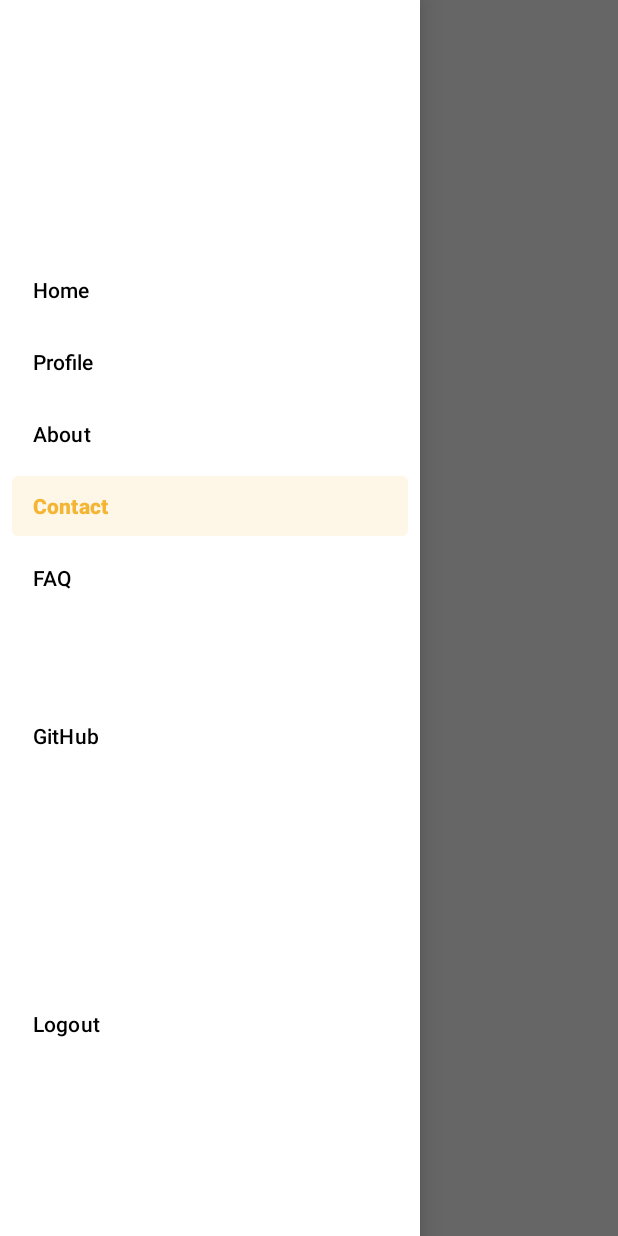
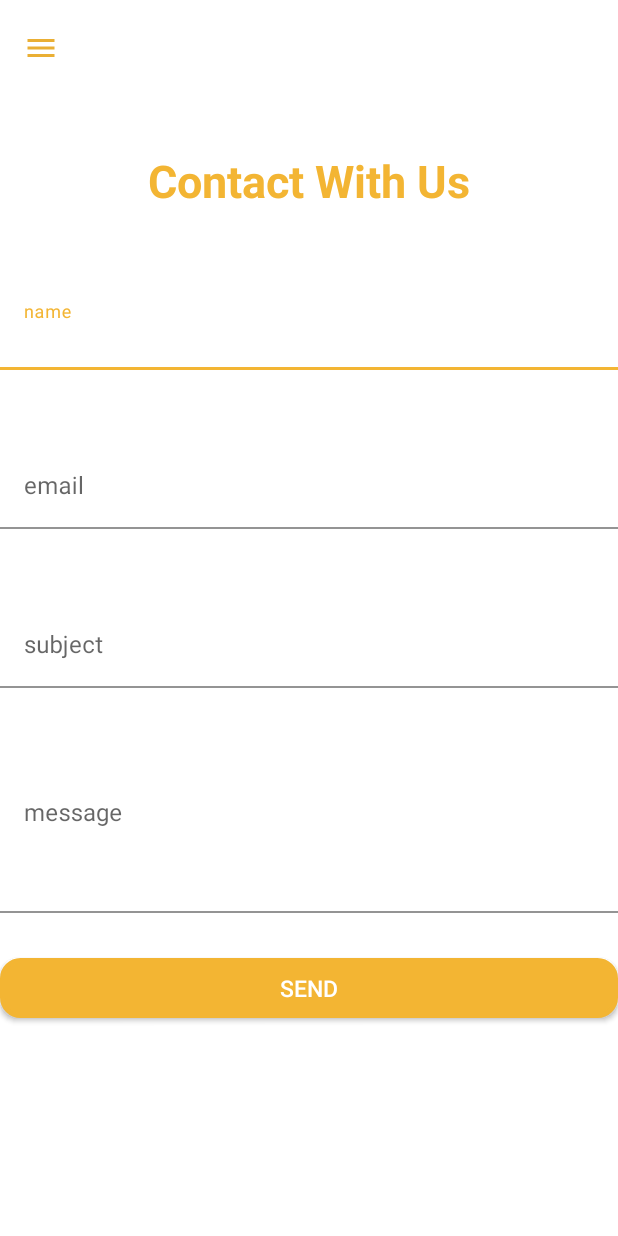
Before and after one commit to Project-Management-SCE/PM2022_TEAM_2, an Android app: the BaseActivity screen opened directly, with no data from a screen before it, in the side drawer, after a tap on "Contact", on a phone screen of 412 x 824 dp. Run offline under Robolectric (Android 15) with nearby library versions, the phone set to English and light mode, and no system bars; our stand-ins replace Firebase (no records; nobody signed in at launch, a user with empty details on screens opened directly).

Commit message:
BSPM2022T2-39+
BSPM2022T2-39:
Contact page creating
Layout
First functionality

BSPM2022T2-47:
adding emoji to name tag in menu and profile name

```diff
--- a/app/build.gradle
+++ b/app/build.gradle
@@ -90,6 +90,7 @@ dependencies {
         }
     }
 
+
     implementation 'androidx.appcompat:appcompat:1.4.1'
     implementation 'com.google.android.material:material:1.5.0'
     implementation 'androidx.constraintlayout:constraintlayout:2.1.3'
--- /dev/null
+++ b/app/src/main/java/com/team2/finance/Pages/ContactActivity.java
@@ -0,0 +1,107 @@
+package com.team2.finance.Pages;
+
+import androidx.appcompat.app.AlertDialog;
+import androidx.appcompat.app.AppCompatActivity;
+import androidx.drawerlayout.widget.DrawerLayout;
+
+import android.annotation.SuppressLint;
+import android.content.Intent;
+import android.net.Uri;
+import android.os.Bundle;
+import android.view.Gravity;
+import android.view.View;
+import android.widget.Button;
+import android.widget.ImageButton;
+
+import com.google.android.material.textfield.TextInputLayout;
+import com.google.firebase.FirebaseApp;
+import com.google.firebase.auth.FirebaseAuth;
+import com.team2.finance.R;
+import com.team2.finance.Utility.BaseActivity;
+import com.team2.finance.Utility.Validation;
+
+public class ContactActivity extends BaseActivity {
+    ImageButton menu;
+    TextInputLayout name,email,subject,msg;
+    Button send_bt;
+
+    private FirebaseAuth mAuth;
+    @Override
+    protected void onCreate(Bundle savedInstanceState) {
+        super.onCreate(savedInstanceState);
+        View rootView = getLayoutInflater().inflate(R.layout.activity_contact, frameLayout);
+        FirebaseApp.initializeApp(getApplicationContext());
+        mAuth = FirebaseAuth.getInstance();
+
+        menu = findViewById(R.id.menu);
+        menu.setOnClickListener(new View.OnClickListener() {
+            @Override
+            public void onClick(View view) {
+                DrawerLayout drawer = (DrawerLayout) findViewById(R.id.drawer_layout);
+                drawer.openDrawer(Gravity.LEFT);
+            }
+        });
+
+
+        name = findViewById(R.id.contact_name_id);
+        email = findViewById(R.id.contact_email_id);
+        subject = findViewById(R.id.subject_id);
+        msg = findViewById(R.id.msg_id);
+
+        send_bt = (Button) findViewById(R.id.send_bt);
+        send_bt.setOnClickListener(new View.OnClickListener() {
+            @Override
+            public void onClick(View view) {
+                if (checkValidation()) {
+                    sendEmail();
+                }
+            }
+        });
+
+    }
+
+    protected void mail(){
+
+
+    }
+
+    protected void sendEmail() {
+
+        String[] TO = {"artiobo@ac.sce.ac.il"};
+        Intent emailIntent = new Intent(Intent.ACTION_SENDTO);
+        emailIntent.putExtra(Intent.EXTRA_EMAIL, TO);
+        emailIntent.putExtra(Intent.EXTRA_SUBJECT, subject.getEditText().getText().toString());
+        emailIntent.putExtra(Intent.EXTRA_TEXT, name.getEditText().getText().toString()+
+                " send this massage:\n"+msg.getEditText().getText().toString());
+//        emailIntent.setType("message/rfc822");
+        emailIntent.setData(Uri.parse("mailto:"));
+
+        try {
+            startActivity(emailIntent);
+            finish();
+        } catch (android.content.ActivityNotFoundException ex) {
+        }
+    }
+
+    private boolean checkValidation() {
+        boolean validator = true;
+        if (!Validation.isAlpha(name.getEditText().getText().toString())) {
+            name.setError("Invalid Name");
+            validator = false;
+        }
+        if (!Validation.isEmailValid(email.getEditText().getText().toString())) {
+            email.setError("Invalid Email Address");
+            validator = false;
+        }
+        if (subject.getEditText().getText().toString().isEmpty()){
+            subject.setError("Please enter subject");
+            validator = false;
+        }
+        if (msg.getEditText().getText().toString().isEmpty()){
+            subject.setError("Please enter massage");
+            validator = false;
+        }
+        return validator;
+    }
+
+}
--- a/app/src/main/java/com/team2/finance/Pages/Profile.java
+++ b/app/src/main/java/com/team2/finance/Pages/Profile.java
@@ -130,7 +130,13 @@ public class Profile extends BaseActivity {
                         List<String> list = new ArrayList<>();
                         for (QueryDocumentSnapshot document : task.getResult()) {
                             Log.d(TAG, document.getId());
-                            name.setText(document.getData().get("first_name").toString()+" "+document.getData().get("last_name").toString());
+                            if (document.getData().get("Vip").toString().equals("true")){
+                                String s = new String(Character.toChars(0x2B50));
+                                name.setText(s +document.getData().get("first_name").toString()+" "+document.getData().get("last_name").toString()+ s);
+                            }
+                            else{
+                                name.setText(document.getData().get("first_name").toString()+" "+document.getData().get("last_name").toString());
+                            }
                             email_address.setText(document.getData().get("email_address").toString());
                             phoneNumber.setText(document.getData().get("phone_number").toString());
                             if (document.getData().get("url") != null){
--- a/app/src/main/java/com/team2/finance/Utility/BaseActivity.java
+++ b/app/src/main/java/com/team2/finance/Utility/BaseActivity.java
@@ -17,6 +17,7 @@ import com.google.firebase.auth.FirebaseUser;
 import com.google.firebase.firestore.FirebaseFirestore;
 import com.google.firebase.firestore.QueryDocumentSnapshot;
 import com.team2.finance.Login.MainActivity;
+import com.team2.finance.Pages.ContactActivity;
 import com.team2.finance.Pages.HomeActivity;
 import com.team2.finance.Pages.Profile;
 import com.team2.finance.R;
@@ -71,8 +72,13 @@ public class BaseActivity extends AppCompatActivity implements NavigationView.On
                                 if (currentUser.getUid().equals(String.valueOf(document.getData().get("Uid")))) {
                                     String first_name = (String) document.getData().get("first_name");
                                     String last_name = (String) document.getData().get("last_name");
-                                    name.setTitle(first_name + " " + last_name);
-                                }
+                                    if (document.getData().get("Vip").toString().equals("true")){
+                                        String s = new String(Character.toChars(0x2B50));
+                                        name.setTitle(s+first_name + " " + last_name+s);
+                                    }
+                                    else{
+                                        name.setTitle(first_name + " " + last_name);
+                                    } }
                             }
                         } else {
                             Log.d(TAG, "Error getting documents: ", task.getException());
@@ -136,6 +142,10 @@ public class BaseActivity extends AppCompatActivity implements NavigationView.On
             Intent intent = new Intent(this, Profile.class);
             startActivity(intent);
         }
+        else if ( id == R.id.contact){
+            Intent intent = new Intent(this, ContactActivity.class);
+            startActivity(intent);
+        }
         else if (id == R.id.git) {
             String url = "https://github.com/Project-Management-SCE/PM2022_TEAM_2";
             Intent browserIntent =
--- /dev/null
+++ b/app/src/main/res/layout/activity_contact.xml
@@ -0,0 +1,126 @@
+<?xml version="1.0" encoding="utf-8"?>
+<LinearLayout xmlns:android="http://schemas.android.com/apk/res/android"
+    xmlns:app="http://schemas.android.com/apk/res-auto"
+    xmlns:tools="http://schemas.android.com/tools"
+    android:layout_width="match_parent"
+    android:layout_height="match_parent"
+    android:orientation="vertical"
+
+    tools:context=".Pages.ContactActivity">
+
+    <LinearLayout
+        android:layout_width="match_parent"
+        android:layout_height="40dp"
+        android:layout_gravity="top"
+        android:layout_marginTop="10dp"
+        android:orientation="vertical">
+
+        <ImageButton
+            android:id="@+id/menu"
+            style="@style/menu"
+            android:paddingTop="10dp"
+            app:layout_constraintStart_toStartOf="parent"
+            app:layout_constraintTop_toTopOf="parent"
+            tools:ignore="UseAppTint" />
+
+    </LinearLayout>
+
+    <LinearLayout
+        android:layout_width="match_parent"
+        android:layout_height="match_parent"
+        android:orientation="vertical"
+        android:layout_gravity="center"
+        >
+
+        <TextView
+            android:layout_width="wrap_content"
+            android:layout_height="wrap_content"
+            android:layout_gravity="center_horizontal"
+            android:layout_marginTop="50dp"
+            android:text="Contact With Us"
+            android:textColor="@color/teal_200"
+            android:textSize="30sp"
+            android:textStyle="bold" />
+
+        <com.google.android.material.textfield.TextInputLayout
+            android:id="@+id/contact_name_id"
+            android:layout_width="match_parent"
+            android:layout_height="wrap_content"
+            android:layout_marginTop="50dp"
+            android:hint="name">
+
+            <com.google.android.material.textfield.TextInputEditText
+                android:layout_width="match_parent"
+                android:layout_height="wrap_content"
+                android:background="@color/white"
+                android:inputType="text"
+                android:maxLines="1"
+                />
+        </com.google.android.material.textfield.TextInputLayout>
+
+
+        <com.google.android.material.textfield.TextInputLayout
+            android:id="@+id/contact_email_id"
+            android:layout_width="match_parent"
+            android:layout_height="wrap_content"
+            android:layout_marginTop="50dp"
+            android:hint="email">
+
+            <com.google.android.material.textfield.TextInputEditText
+                android:layout_width="match_parent"
+                android:layout_height="wrap_content"
+                android:background="@color/white"
+                android:inputType="textEmailAddress"
+                android:maxLines="1"
+                />
+        </com.google.android.material.textfield.TextInputLayout>
+
+
+        <com.google.android.material.textfield.TextInputLayout
+            android:id="@+id/subject_id"
+            android:layout_width="match_parent"
+            android:layout_height="wrap_content"
+            android:layout_marginTop="50dp"
+            android:hint="subject">
+
+            <com.google.android.material.textfield.TextInputEditText
+                android:layout_width="match_parent"
+                android:layout_height="wrap_content"
+                android:background="@color/white"
+                android:inputType="text"
+                android:maxLines="1"
+                />
+        </com.google.android.material.textfield.TextInputLayout>
+
+
+        <com.google.android.material.textfield.TextInputLayout
+            android:id="@+id/msg_id"
+            android:layout_width="match_parent"
+            android:layout_height="100dp"
+            android:layout_marginTop="50dp"
+            android:hint="message">
+
+            <com.google.android.material.textfield.TextInputEditText
+                android:layout_width="match_parent"
+                android:layout_height="100dp"
+                android:background="@color/white"
+                android:textAlignment="viewStart"
+                android:maxLines="4"
+                android:gravity="top|start"
+                android:minLines="2"
+                />
+        </com.google.android.material.textfield.TextInputLayout>
+
+        <androidx.appcompat.widget.AppCompatButton
+            android:id="@+id/send_bt"
+            style="@style/button"
+            android:text="Send"
+            android:layout_marginTop="30dp"
+            app:layout_constraintBottom_toBottomOf="parent"
+            app:layout_constraintEnd_toEndOf="parent"
+            app:layout_constraintHorizontal_bias="0.526"
+            app:layout_constraintStart_toStartOf="parent" />
+
+    </LinearLayout>
+
+</LinearLayout>
```
Also changed, not shown: app/src/main/AndroidManifest.xml (+6 -12 lines), app/src/main/res/values/strings.xml (line endings or trailing spaces).
